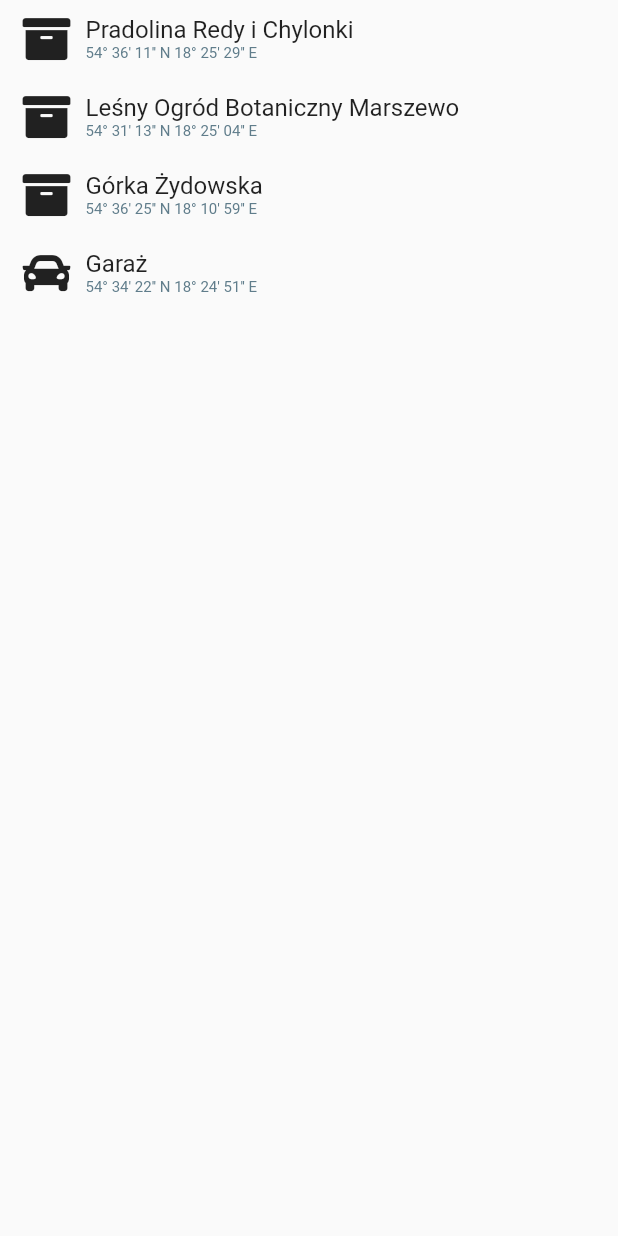
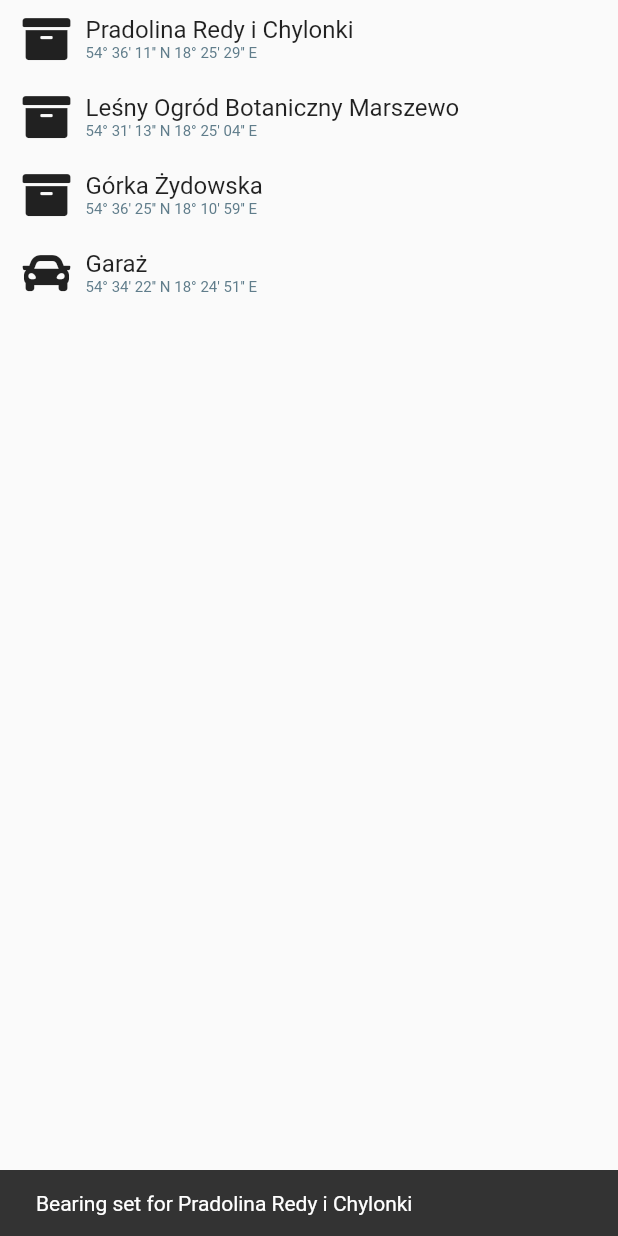
Before and after one commit to UltimateVision/pathfinder, a Flutter app: the PoiListPage screen opened directly, after a tap on "Pradolina Redy i Chylonki", on a phone screen of 412 x 824 dp. Run offline on Flutter 3.47's test engine with Material 2 defaults, Android fonts, the phone set to English and light mode, and no system bars; our stand-ins replace bloc, flutter_bloc, geolocator; missing offline and left inert: flutter_sensor_compass.

Commit message:
Show snackbar with confirmation after setting bearing for the selected POI

```diff
--- a/lib/ui/pages/poi_list_page.dart
+++ b/lib/ui/pages/poi_list_page.dart
@@ -36,16 +36,17 @@ class _PoiListState extends State<PoiListPage> {
     return Scaffold(
       body: BlocBuilder<PoiListBloc, PoiListState>(
           builder: (context, state) => ListView.builder(
-              itemCount: state.poiList.length, itemBuilder: (context, index) => _buildRow(state.poiList[index]))),
+              itemCount: state.poiList.length,
+              itemBuilder: (context, index) => _buildRow(state.poiList[index], context))),
     );
   }
 
-  Widget _buildRow(Poi poi) => Padding(
-      padding: EdgeInsets.only(left: 15.0, top: 10.0, bottom: 10.0),
-      child: Row(mainAxisAlignment: MainAxisAlignment.start, crossAxisAlignment: CrossAxisAlignment.center, children: [
-        Padding(padding: EdgeInsets.only(right: 10.0), child: Icon(_icons[poi.type], size: 32.0)),
-        GestureDetector(
-          child: Column(
+  Widget _buildRow(Poi poi, BuildContext context) => GestureDetector(
+    child: Padding(
+        padding: EdgeInsets.only(left: 15.0, top: 10.0, bottom: 10.0),
+        child: Row(mainAxisAlignment: MainAxisAlignment.start, crossAxisAlignment: CrossAxisAlignment.center, children: [
+          Padding(padding: EdgeInsets.only(right: 10.0), child: Icon(_icons[poi.type], size: 32.0)),
+          Column(
             mainAxisAlignment: MainAxisAlignment.center,
             crossAxisAlignment: CrossAxisAlignment.start,
             children: [
@@ -60,16 +61,20 @@ class _PoiListState extends State<PoiListPage> {
               )
             ],
           ),
-          onTap: () => _selectPoi(poi),
-        ),
-      ]));
+        ])),
+    onTap: () => _selectPoi(poi, context),
+  );
 
-  void _selectPoi(Poi poi) {
+  void _selectPoi(Poi poi, BuildContext context) {
     final Position currentPosition = BlocProvider.of<GeolocationBloc>(context).state.position;
     final double bearing = GeoUtils.calculateBearing(
         currentPosition, Position(latitude: poi.position.latitude, longitude: poi.position.longitude));
     BlocProvider.of<CompassBloc>(context).add(SetAzimuth(bearing));
 
-    // TODO: confirm setting new bearing by showing snackbar or navigate to compass page
+    SnackBar snackBar = SnackBar(
+      content: Text("Bearing set for ${poi.name}"),
+      duration: Duration(seconds: 5),
+    );
+    Scaffold.of(context).showSnackBar(snackBar);
   }
 }
```
